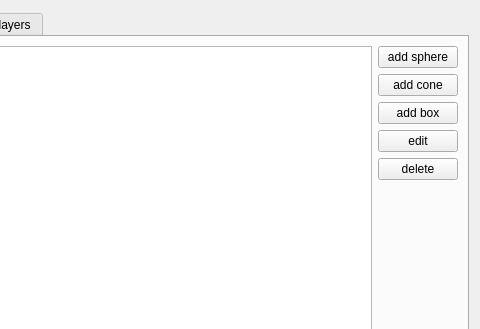
Old version of the form src/libengrid/guicreatesurfacemesh.ui in the repository enGits/engrid; both pictures show x 290 to 770 and y 0 to 329 of the 770 by 512 pixel window.
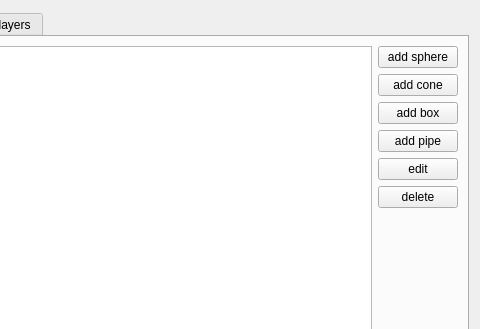
New version of the form. The open tabs and pages were chosen to show the change. Icons and pictures are not drawn.

Commit message: added pipe source

```diff
--- a/src/libengrid/guicreatesurfacemesh.ui
+++ b/src/libengrid/guicreatesurfacemesh.ui
@@ -218,7 +218,7 @@
       <layout class="QVBoxLayout" name="verticalLayout_3">
        <item>
         <layout class="QGridLayout" name="gridLayout">
-         <item row="0" column="0" rowspan="6">
+         <item row="0" column="0" rowspan="7">
           <widget class="QListWidget" name="listWidgetSources"/>
          </item>
          <item row="0" column="1">
@@ -228,7 +228,7 @@
            </property>
           </widget>
          </item>
-         <item row="5" column="1">
+         <item row="6" column="1">
           <spacer name="verticalSpacer">
            <property name="orientation">
             <enum>Qt::Vertical</enum>
@@ -241,14 +241,14 @@
            </property>
           </spacer>
          </item>
-         <item row="3" column="1">
+         <item row="4" column="1">
           <widget class="QPushButton" name="pushButtonEditSource">
            <property name="text">
             <string>edit</string>
            </property>
           </widget>
          </item>
-         <item row="4" column="1">
+         <item row="5" column="1">
           <widget class="QPushButton" name="pushButtonDeleteSource">
            <property name="enabled">
             <bool>true</bool>
@@ -272,6 +272,13 @@
            </property>
           </widget>
          </item>
+         <item row="3" column="1">
+          <widget class="QPushButton" name="pushButtonAddPipe">
+           <property name="text">
+            <string>add pipe</string>
+           </property>
+          </widget>
+         </item>
         </layout>
        </item>
       </layout>
```
The commit also changes 7 other files.
